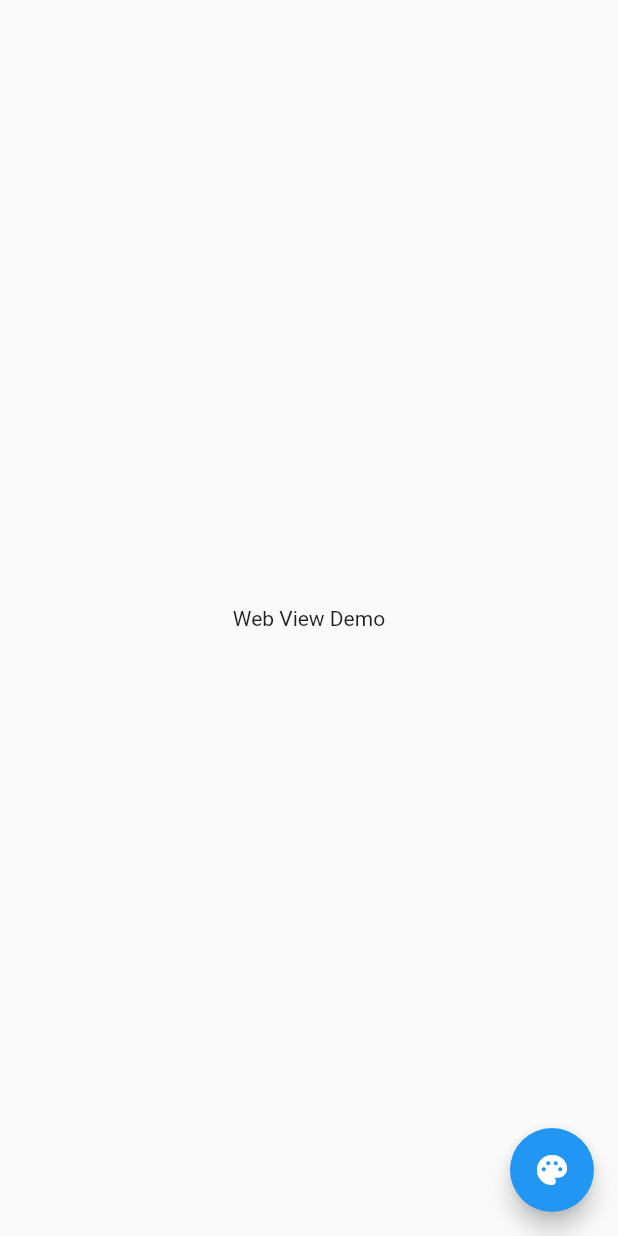
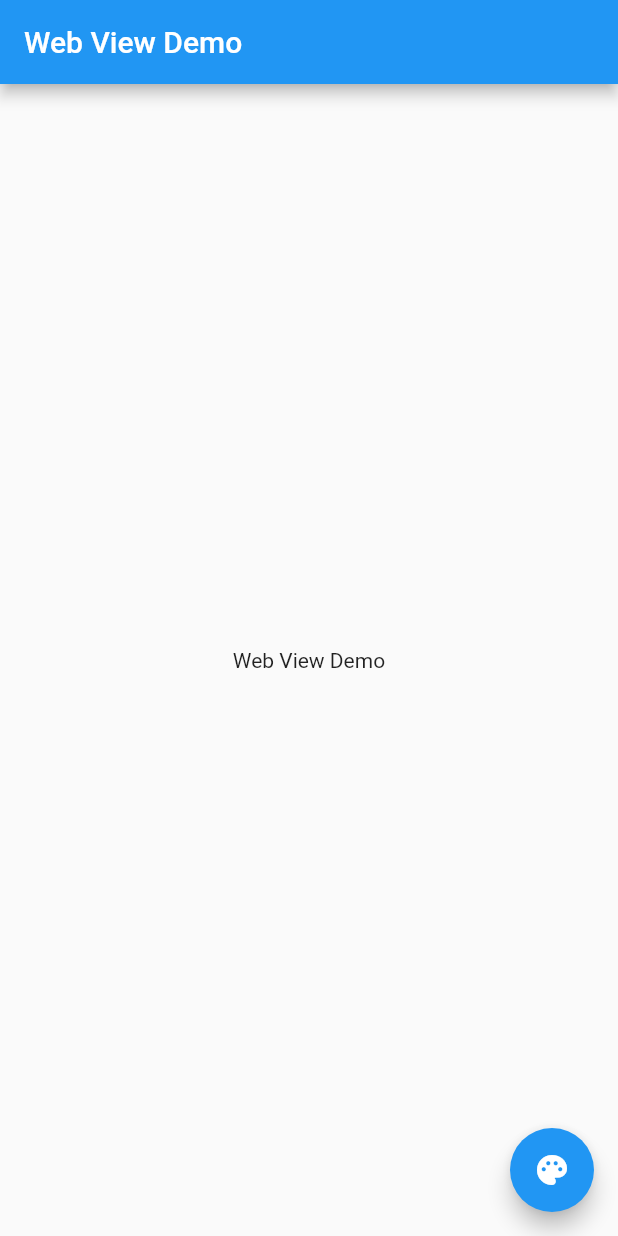
Before and after one commit to meetjanani-simformsolutions/webview_flutter_app, a Flutter app: the screen it shows after launch, on a phone screen of 412 x 824 dp. Run offline on Flutter 3.47's test engine with Material 2 defaults, Android fonts, the light colour scheme and no system bars.

```diff
--- a/lib/main.dart
+++ b/lib/main.dart
@@ -10,7 +10,7 @@ class MyApp extends StatelessWidget {
   @override
   Widget build(BuildContext context) {
     return MaterialApp(
-      title: 'Flutter Demo',
+      title: 'Flutter web session',
       theme: ThemeData(
         primarySwatch: Colors.blue,
         visualDensity: VisualDensity.adaptivePlatformDensity,
--- a/lib/webview_session.dart
+++ b/lib/webview_session.dart
@@ -14,6 +14,9 @@ class _WebViewSessionState extends State<WebViewSession> {
   Widget build(BuildContext context) {
     return SafeArea(
         child: Scaffold(
+          appBar: AppBar(
+            title: Text('Web View Demo'),
+          ),
       body: Container(
         child: Center(
           child: Text('Web View Demo'),
```
Also changed, not shown: firebase.json (added), 1 other file.
